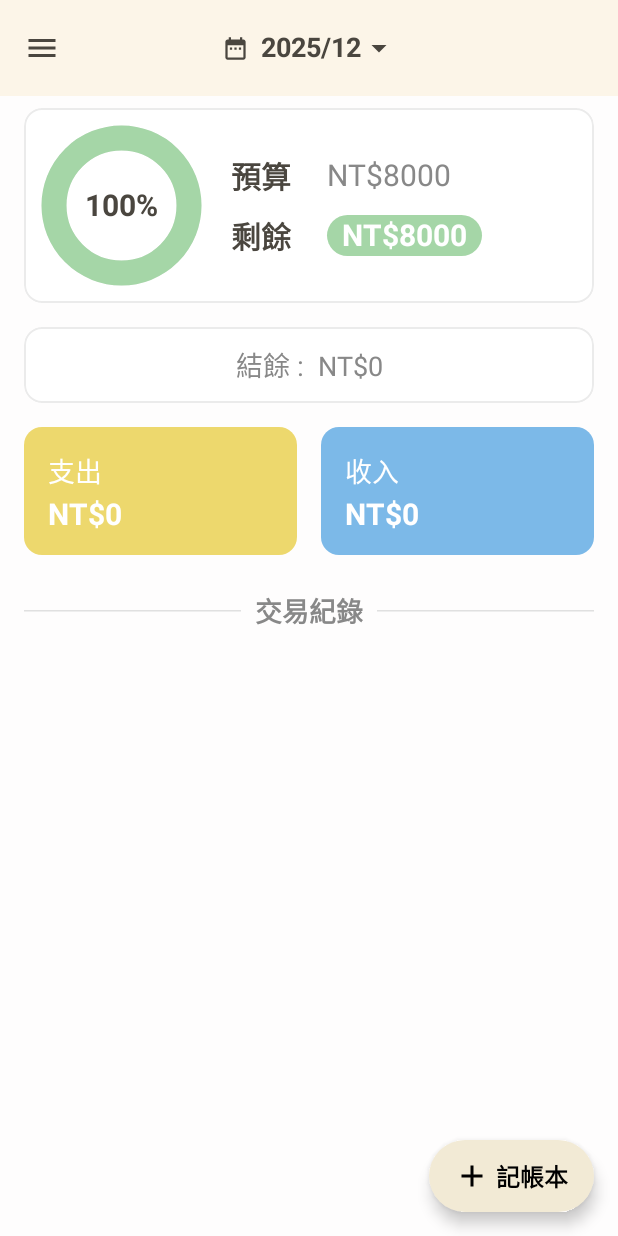
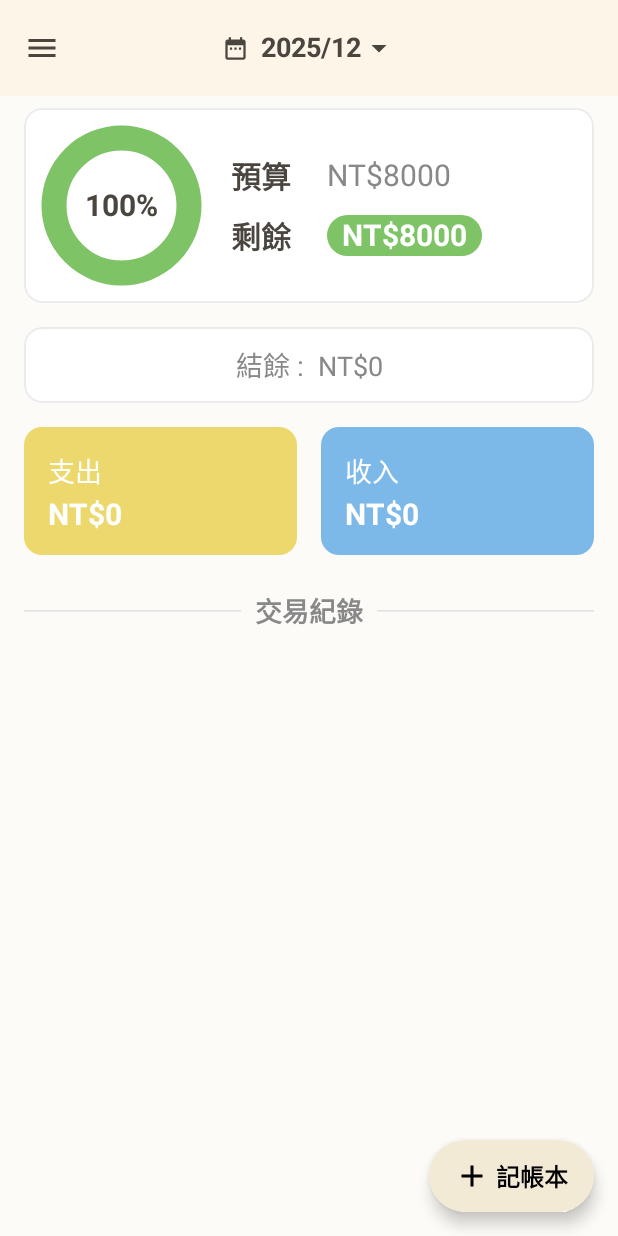
Before and after one commit to yu-peihsuan/AccountBookApp, an Android app built with Jetpack Compose: the HomeScreen screen opened through its navigation route, on a phone screen of 412 x 824 dp. Run offline under Robolectric (Android 15) with nearby library versions, the phone set to English and light mode, and no system bars.

Commit message:
更改交易紀錄頁背景色

```diff
--- a/app/src/main/java/com/example/accountbook/screens/HomeScreen.kt
+++ b/app/src/main/java/com/example/accountbook/screens/HomeScreen.kt
@@ -29,7 +29,7 @@ import com.example.accountbook.viewmodel.StringResources
 import java.util.Calendar
 
 val TopBarColor = Color(0xFFFCF5E8)
-val AppBgColor = Color(0xFFFEFDFD)
+val AppBgColor = Color(0xFFFDFBF7)
 val CardBorderColor = Color(0xFFEBEBEB)
 val CardYellow = Color(0xFFEDD86D)
 val CardBlue = Color(0xFF7CB9E8)
@@ -305,7 +305,7 @@ fun BudgetCard(percent:Int, budget:Int, remain:Int, currency: String, strings: S
                         style = Stroke(width = 25f)
                     )
                     drawArc(
-                        color = Color(0xFFA5D6A7),
+                        color = Color(0xFF7EC366),
                         startAngle = -90f,
                         sweepAngle = percent * 3.6f,
                         useCenter = false,
@@ -326,7 +326,7 @@ fun BudgetCard(percent:Int, budget:Int, remain:Int, currency: String, strings: S
                     Spacer(Modifier.width(24.dp))
                     Box(
                         Modifier
-                            .background(Color(0xFFA5D6A7), RoundedCornerShape(50))
+                            .background(Color(0xFF7EC366), RoundedCornerShape(50))
                             .padding(horizontal = 10.dp, vertical = 2.dp)
                     ) {
                         Text("$currency${remain}", fontSize = 20.sp, color = Color.White, fontWeight = FontWeight.Bold)
```
